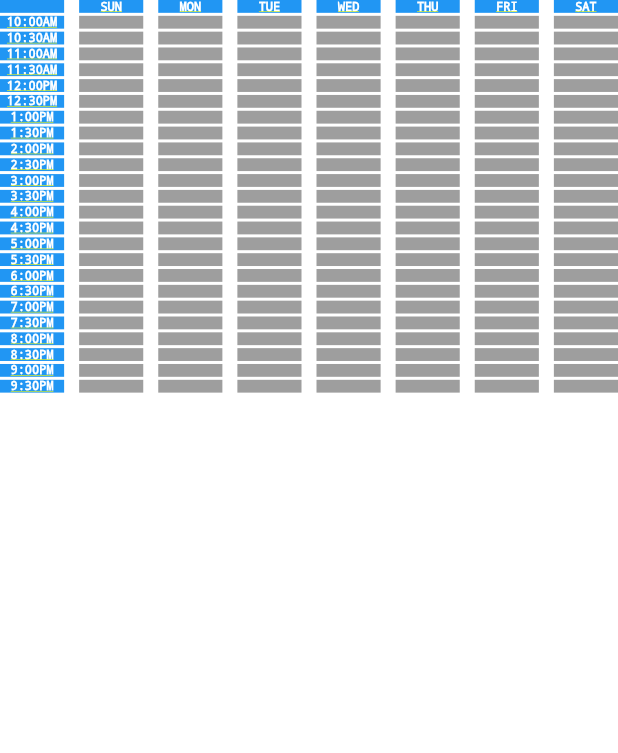
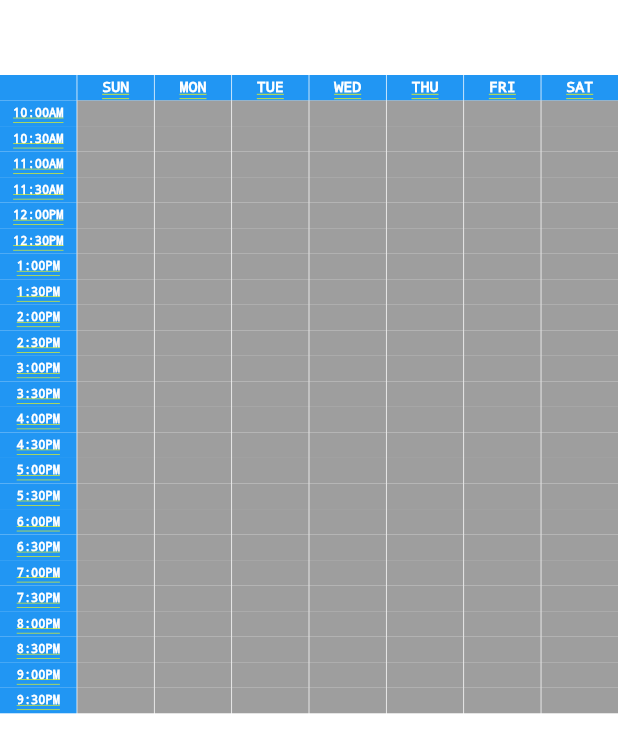
Before and after one commit to CNU-SW-Academy-Team7/FE, a Flutter app: the MonthCalendarPage screen opened directly, after a tap on "Drag Calendar Page", on a phone screen of 412 x 824 dp. Shown: the top 753 px of the screen. Run offline on Flutter 3.47's test engine with Material 2 defaults, Android fonts, the phone set to English and light mode, and no system bars; our stand-ins replace table_calendar.

Commit message:
dragCalendarPage.dart 수정

```diff
--- a/lib/pages/calendar_pages/dragCalendarPage.dart
+++ b/lib/pages/calendar_pages/dragCalendarPage.dart
@@ -44,15 +44,17 @@ class _DragCalendarPageState extends State<DragCalendarPage> {
       onPointerDown: _detectTapedItem,
       onPointerMove: _detectTapedItem,
       onPointerUp: _clearSelection,
+      child: Padding(
+        padding: EdgeInsets.symmetric(vertical: 50.0), // Add vertical padding
         child: GridView.builder(
           key: key,
           itemCount: 200, // Adjusted for header rows and columns
           physics: NeverScrollableScrollPhysics(),
           gridDelegate: SliverGridDelegateWithFixedCrossAxisCount(
             crossAxisCount: 8,
-          childAspectRatio: 5,
-          crossAxisSpacing: 10.0,
-          mainAxisSpacing: 2.0,
+            childAspectRatio: 3, // Adjusted aspect ratio for height
+            crossAxisSpacing: 0.5,
+            mainAxisSpacing: 0.0,
           ),
           itemBuilder: (context, index) {
             if (index < 8) {
@@ -63,7 +65,7 @@ class _DragCalendarPageState extends State<DragCalendarPage> {
                   ['', 'SUN', 'MON', 'TUE', 'WED', 'THU', 'FRI', 'SAT'][index],
                   style: TextStyle(
                     color: Colors.white,
-                  fontSize: 8,
+                    fontSize: 10,
                   ),
                 ),
               );
@@ -116,6 +118,7 @@ class _DragCalendarPageState extends State<DragCalendarPage> {
             }
           },
         ),
+      ),
     );
   }
 
```
Lines whose indentation alone changed are shown as unchanged.
